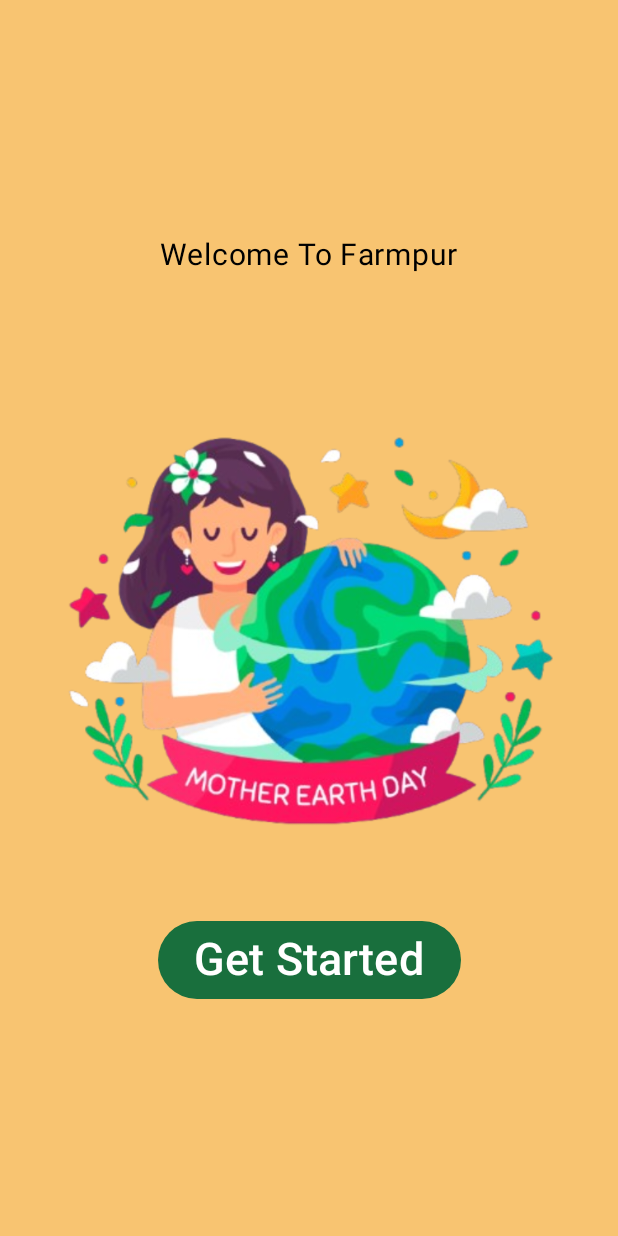
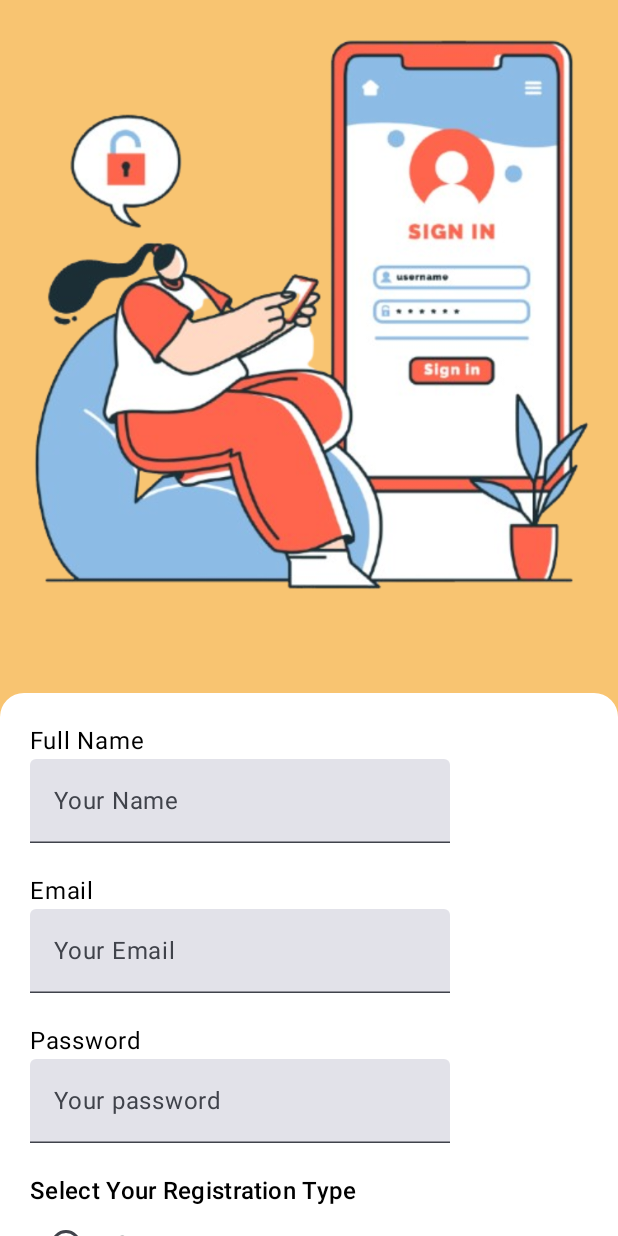
Before and after one commit to AnuragNishad12/Farmpur, an Android app built with Jetpack Compose: the screen it shows after launch (MainActivity), on a phone screen of 412 x 824 dp. Run offline under Robolectric (Android 15) with nearby library versions, the phone set to English and light mode, and no system bars; our stand-ins replace Firebase (no records; nobody signed in at launch, a user with empty details on screens opened directly).

Commit message:
Registration Activity

```diff
--- a/app/build.gradle.kts
+++ b/app/build.gradle.kts
@@ -1,6 +1,7 @@
 plugins {
     alias(libs.plugins.android.application)
     alias(libs.plugins.jetbrains.kotlin.android)
+    alias(libs.plugins.google.gms.google.services)
 }
 
 android {
@@ -59,6 +60,11 @@ dependencies {
     implementation(libs.androidx.ui.graphics)
     implementation(libs.androidx.ui.tooling.preview)
     implementation(libs.androidx.material3)
+    implementation(libs.firebase.auth)
+    implementation(libs.firebase.database)
+    implementation(libs.firebase.firestore.ktx)
+    implementation(libs.androidx.navigation.runtime.ktx)
+    implementation(libs.androidx.navigation.compose)
     testImplementation(libs.junit)
     androidTestImplementation(libs.androidx.junit)
     androidTestImplementation(libs.androidx.espresso.core)
--- a/app/src/main/java/com/example/farmpur/MainActivity.kt
+++ b/app/src/main/java/com/example/farmpur/MainActivity.kt
@@ -11,6 +11,9 @@ import androidx.compose.material3.Text
 import androidx.compose.runtime.Composable
 import androidx.compose.ui.Modifier
 import androidx.compose.ui.tooling.preview.Preview
+import androidx.navigation.compose.NavHost
+import androidx.navigation.compose.composable
+import androidx.navigation.compose.rememberNavController
 import com.example.farmpur.ui.theme.FarmpurTheme
 
 class MainActivity : ComponentActivity() {
@@ -19,8 +22,25 @@ class MainActivity : ComponentActivity() {
         enableEdgeToEdge()
         setContent {
             FarmpurTheme {
-                GetStartedActivity()
+//                GetStartedActivity()
+                MainContent()
             }
         }
     }
 }
+
+@Composable
+fun MainContent() {
+    AppNavHost()
+}
+
+@Composable
+fun AppNavHost() {
+    val navController = rememberNavController()
+
+    NavHost(navController = navController, startDestination = "registrationScreen") {
+        composable("registrationScreen") { RegistrationActivity(navController) }  // Call RegistrationScreen here
+        composable("customerScreen") { CustomerScreen() }
+        composable("farmerScreen") { FarmerScreen() }
+    }
+}
--- /dev/null
+++ b/app/src/main/java/com/example/farmpur/Registeration.kt
@@ -0,0 +1,212 @@
+package com.example.farmpur
+
+import android.util.Log
+import android.widget.Toast
+import androidx.compose.foundation.Image
+import androidx.compose.foundation.background
+import androidx.compose.foundation.border
+import androidx.compose.foundation.layout.Arrangement
+import androidx.compose.foundation.layout.Box
+import androidx.compose.foundation.layout.Column
+import androidx.compose.foundation.layout.Row
+import androidx.compose.foundation.layout.Spacer
+import androidx.compose.foundation.layout.fillMaxHeight
+import androidx.compose.foundation.layout.fillMaxSize
+import androidx.compose.foundation.layout.fillMaxWidth
+import androidx.compose.foundation.layout.height
+import androidx.compose.foundation.layout.padding
+import androidx.compose.foundation.lazy.LazyColumn
+import androidx.compose.foundation.rememberScrollState
+import androidx.compose.foundation.shape.RoundedCornerShape
+import androidx.compose.foundation.text.KeyboardOptions
+import androidx.compose.foundation.verticalScroll
+import androidx.compose.material3.Button
+import androidx.compose.material3.MaterialTheme
+import androidx.compose.material3.RadioButton
+import androidx.compose.material3.Text
+import androidx.compose.material3.TextField
+import androidx.compose.runtime.Composable
+import androidx.compose.runtime.getValue
+import androidx.compose.runtime.mutableStateOf
+import androidx.compose.runtime.remember
+import androidx.compose.runtime.setValue
+import androidx.compose.ui.Alignment
+import androidx.compose.ui.Modifier
+import androidx.compose.ui.graphics.Color
+import androidx.compose.ui.platform.LocalContext
+import androidx.compose.ui.res.colorResource
+import androidx.compose.ui.res.painterResource
+import androidx.compose.ui.text.input.KeyboardType
+import androidx.compose.ui.text.input.PasswordVisualTransformation
+import androidx.compose.ui.text.input.TextFieldValue
+import androidx.compose.ui.tooling.preview.Preview
+import androidx.compose.ui.unit.dp
+import androidx.navigation.NavHost
+import androidx.navigation.NavHostController
+import androidx.navigation.compose.rememberNavController
+import com.google.firebase.auth.FirebaseAuth
+import com.google.firebase.database.FirebaseDatabase
+
+@Composable
+fun RegistrationActivity(navController: NavHostController){
+    val context = LocalContext.current
+
+    Box(
+        modifier = Modifier
+            .fillMaxSize()
+            .background(Color(0xFFF8C471))
+    ) {
+        LazyColumn(
+            modifier = Modifier
+                .fillMaxWidth()
+                .fillMaxHeight()
+                .background(Color(0xFFF8C471)),
+            verticalArrangement = Arrangement.Center,
+            horizontalAlignment = Alignment.CenterHorizontally
+        ) {
+            item {
+                Image(
+                    painter = painterResource(id = R.drawable.signup),
+                    contentDescription = "Alt"
+                )
+                Spacer(modifier = Modifier.height(50.dp))
+
+                Column(
+                    modifier = Modifier
+                        .fillMaxWidth()
+                        .background(color = Color.White, shape = RoundedCornerShape(16.dp))
+                        .padding(20.dp),
+                    verticalArrangement = Arrangement.Center,
+                ) {
+                    var name by remember { mutableStateOf(TextFieldValue("")) }
+                    var email by remember { mutableStateOf(TextFieldValue("")) }
+                    var password by remember { mutableStateOf(TextFieldValue("")) }
+                    var selectedOption by remember { mutableStateOf("") }
+                    var showError by remember { mutableStateOf(false) }
+
+                    Text(text = "Full Name", modifier = Modifier.align(Alignment.Start))
+                    TextField(
+                        modifier = Modifier.align(Alignment.Start),
+                        value = name,
+                        onValueChange = { newText -> name = newText },
+                        placeholder = { Text("Your Name") }
+                    )
+                    Spacer(modifier = Modifier.height(20.dp))
+
+                    Text(text = "Email", modifier = Modifier.align(Alignment.Start))
+                    TextField(
+                        modifier = Modifier.align(Alignment.Start),
+                        value = email,
+                        onValueChange = { newEmail -> email = newEmail },
+                        placeholder = { Text("Your Email") }
+                    )
+                    Spacer(modifier = Modifier.height(20.dp))
+
+                    Text(text = "Password", modifier = Modifier.align(Alignment.Start))
+                    TextField(
+                        modifier = Modifier.align(Alignment.Start),
+                        value = password,
+                        onValueChange = { newPassword -> password = newPassword },
+                        placeholder = { Text("Your password") },
+                        visualTransformation = PasswordVisualTransformation(),
+                        keyboardOptions = KeyboardOptions(keyboardType = KeyboardType.Password)
+                    )
+                    Spacer(modifier = Modifier.height(20.dp))
+
+                    Text(
+                        text = "Select Your Registration Type",
+                        style = MaterialTheme.typography.titleMedium
+                    )
+                    Row(
+                        verticalAlignment = Alignment.CenterVertically,
+                        horizontalArrangement = Arrangement.Start
+                    ) {
+                        RadioButton(
+                            selected = selectedOption == "Customer",
+                            onClick = {
+                                selectedOption = "Customer"
+                                showError = false
+                            }
+                        )
+                        Text(text = "Customer", modifier = Modifier.padding(start = 8.dp))
+                    }
+
+                    Row(
+                        verticalAlignment = Alignment.CenterVertically
+                    ) {
+                        RadioButton(
+                            selected = selectedOption == "Farmer",
+                            onClick = {
+                                selectedOption = "Farmer"
+                                showError = false
+                            }
+                        )
+                        Text(text = "Farmer", modifier = Modifier.padding(start = 8.dp))
+                    }
+
+                    Button(
+                        onClick = {
+                            showError = name.text.isEmpty() || email.text.isEmpty() || password.text.isEmpty() || selectedOption.isEmpty()
+                            if (!showError) {
+                                // Authenticate and store data
+                                val auth = FirebaseAuth.getInstance()
+                                auth.createUserWithEmailAndPassword(email.text, password.text)
+                                    .addOnCompleteListener { task ->
+                                        if (task.isSuccessful) {
+                                            // User authentication successful
+                                            val userId = auth.currentUser?.uid
+                                            val database = FirebaseDatabase.getInstance().reference
+
+                                            // Create a user map to store in the database
+                                            val userMap = mapOf(
+                                                "name" to name.text,
+                                                "email" to email.text,
+                                                "password" to password.text,
+                                                "registrationType" to selectedOption
+                                            )
+                                            // Store user information in the database with their UID
+                                            userId?.let {
+                                                database.child("users").child(it).setValue(userMap)
+                                                    .addOnCompleteListener { dbTask ->
+                                                        if (dbTask.isSuccessful) {
+                                                            // Data stored successfully
+
+                                                            Toast.makeText(context, "Registration successful!", Toast.LENGTH_SHORT).show()
+                                                            if (selectedOption == "Customer") {
+                                                                navController.navigate("customerScreen")
+                                                            } else if (selectedOption == "Farmer") {
+                                                                navController.navigate("farmerScreen")
+                                                            }
+
+                                                        } else {
+                                                            // Failed to store data
+                                                            Toast.makeText(context, "Failed to store user data.", Toast.LENGTH_SHORT).show()
+                                                        }
+                                                    }
+                                            }
+                                        } else {
+                                            // Authentication failed
+                                            showError = true
+                                            Toast.makeText(context, "Authentication failed.", Toast.LENGTH_SHORT).show()
+                                        }
+                                    }
+                            }
+                        },
+                        modifier = Modifier.align(Alignment.CenterHorizontally)
+                    ) {
+                        Text(text = "Register")
+                    }
+
+                    if (showError) {
+                        Text(
+                            text = "Please fill in all fields and select an option to continue.",
+                            color = MaterialTheme.colorScheme.error,
+                            modifier = Modifier.padding(top = 8.dp)
+                        )
+                    }
+                }
+            }
+        }
+}
+
+}
--- a/build.gradle.kts
+++ b/build.gradle.kts
@@ -2,4 +2,5 @@
 plugins {
     alias(libs.plugins.android.application) apply false
     alias(libs.plugins.jetbrains.kotlin.android) apply false
+    alias(libs.plugins.google.gms.google.services) apply false
 }
```
Also changed, not shown: app/src/main/java/com/example/farmpur/CustomerScreen.kt (added, +10 -0 lines), app/src/main/java/com/example/farmpur/FarmerScreen.kt (added, +10 -0 lines), app/src/main/java/com/example/farmpur/GetStarted.kt (+0 -7 lines), gradle/libs.versions.toml (+12 -0 lines), app/src/main/res/drawable/signup.png (added).
